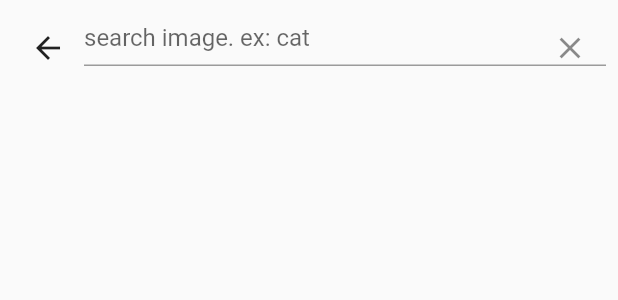
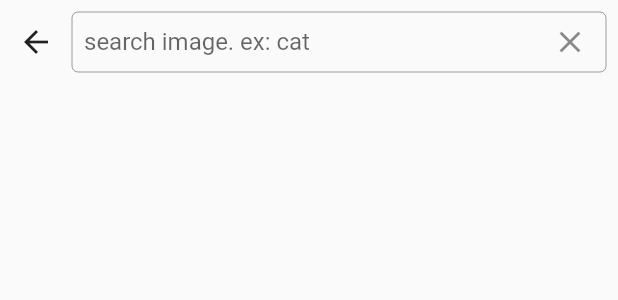
Before and after one commit to nacro711072/flutter_pixabay, a Flutter app: the SearchBar widget shown alone on an empty page, opened directly, on a phone screen of 412 x 824 dp. Shown: the top 300 px of the screen. Run offline on Flutter 3.47's test engine with Material 2 defaults, Android fonts, the phone set to English and light mode, and no system bars; our stand-ins replace dio, get_it, retrofit; missing offline and left inert: inview_notifier_list; generated files the repository leaves out were written again; network calls fail.

Commit message:
[UI] update search bar UI.

```diff
--- a/lib/main.dart
+++ b/lib/main.dart
@@ -22,6 +22,7 @@ class MyApp extends StatelessWidget {
   Widget build(BuildContext context) {
     return MaterialApp(
       title: 'Flutter Demo',
+      debugShowCheckedModeBanner: false,
       theme: ThemeData(
           primarySwatch: Colors.blue,
           cardTheme: const CardTheme(
--- a/lib/search_page.dart
+++ b/lib/search_page.dart
@@ -7,7 +7,6 @@ import 'package:flutter_pixabay/autocomplete_list.dart';
 class SearchPage extends StatelessWidget {
   @override
   Widget build(BuildContext context) {
-
     return Material(
       child: Column(children: [
         SafeArea(child: SearchBar()),
@@ -47,28 +46,45 @@ class _SearchBarState extends State<SearchBar> {
     return Container(
       width: double.infinity,
       height: kToolbarHeight,
-      padding: const EdgeInsets.symmetric(vertical: 12, horizontal: 8),
+      padding: const EdgeInsets.symmetric(vertical: 8),
       child: Row(
         children: [
-          IconButton(
+          SizedBox(
+            child: IconButton(
               icon: const Icon(Icons.arrow_back),
+              padding: EdgeInsets.zero,
+              splashRadius: 20,
               onPressed: () {
                 Navigator.pop(context);
               },
             ),
+          ),
           Expanded(
+              child: Padding(
+                  padding: const EdgeInsets.only(right: 8),
                   child: TextField(
                     controller: _controller,
                     decoration: InputDecoration(
+                        contentPadding:
+                            const EdgeInsets.symmetric(horizontal: 8.0),
                         hintText: 'search image. ex: cat',
-                suffixIcon: IconButton(
+                        border: const OutlineInputBorder(
+                            borderSide: BorderSide(
+                                width: 2.0, style: BorderStyle.none)),
+                        isCollapsed: true,
+                        suffixIcon: SizedBox(
+                            child: IconButton(
                           icon: const Icon(Icons.clear),
+                          splashRadius: 12,
+                          padding: EdgeInsets.zero,
                           onPressed: () {
                             _controller.clear();
                           },
-                )),
+                        ))),
                     maxLines: 1,
                     textInputAction: TextInputAction.search,
+                    textAlign: TextAlign.start,
+                    textAlignVertical: TextAlignVertical.center,
                     onChanged: (text) {
                       if (_debounce?.isActive ?? false) _debounce.cancel();
                       _debounce = Timer(const Duration(milliseconds: 250), () {
@@ -79,7 +95,7 @@ class _SearchBarState extends State<SearchBar> {
                       // todo: query
                       Navigator.pop(context, text);
                     },
-          )),
+                  ))),
         ],
       ),
     );
```
Also changed, not shown: 1 other file. Lines whose indentation alone changed are shown as unchanged.
